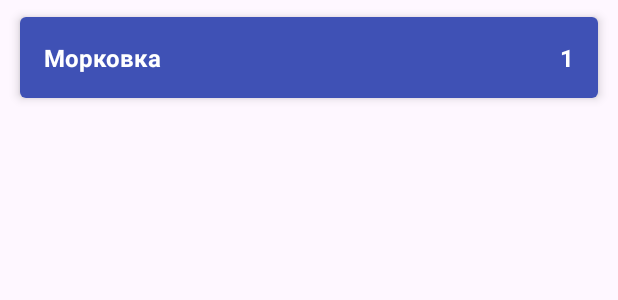
After one commit to UserInside/ShoppingList, an Android app: the layout shopping_item.xml on its own in the app's theme, with its tools: preview values and no code run, on a phone screen of 412 x 824 dp. The commit adds this screen. Shown: the top 300 px of the screen. Run offline under Robolectric (Android 15) with nearby library versions, the phone set to English and light mode, and no system bars.

Commit message:
make activity layout and cards for recycler

```diff
--- /dev/null
+++ b/app/src/main/res/layout/shopping_item.xml
@@ -0,0 +1,41 @@
+<?xml version="1.0" encoding="utf-8"?>
+<androidx.cardview.widget.CardView xmlns:android="http://schemas.android.com/apk/res/android"
+    xmlns:app="http://schemas.android.com/apk/res-auto"
+    xmlns:tools="http://schemas.android.com/tools"
+    android:layout_width="match_parent"
+    android:layout_height="wrap_content"
+    android:layout_marginHorizontal="8dp"
+    android:layout_marginVertical="4dp"
+    app:cardCornerRadius="4dp"
+    app:cardElevation="4dp"
+    app:cardUseCompatPadding="true">
+
+    <LinearLayout
+        android:layout_width="match_parent"
+        android:layout_height="wrap_content"
+        android:background="#3F51B5"
+        android:orientation="horizontal"
+        android:padding="16dp">
+
+        <TextView
+            android:id="@+id/tv_name"
+            android:layout_width="0dp"
+            android:layout_height="wrap_content"
+            android:layout_weight="1"
+            android:textColor="@color/white"
+            android:textSize="16sp"
+            android:textStyle="bold"
+            tools:text="Морковка" />
+
+        <TextView
+            android:layout_width="wrap_content"
+            android:layout_height="wrap_content"
+            android:textColor="@color/white"
+            android:textSize="16sp"
+            android:textStyle="bold"
+            tools:text="1" />
+
+
+    </LinearLayout>
+
+</androidx.cardview.widget.CardView>
--- a/app/src/main/res/values/strings.xml
+++ b/app/src/main/res/values/strings.xml
@@ -1,3 +1,4 @@
 <resources>
     <string name="app_name">ShoppingList</string>
+    <string name="add_shopping_item_button">Add shopping item button</string>
 </resources>
```
Also changed, not shown: app/src/main/res/layout/activity_main.xml (+18 -4 lines).
